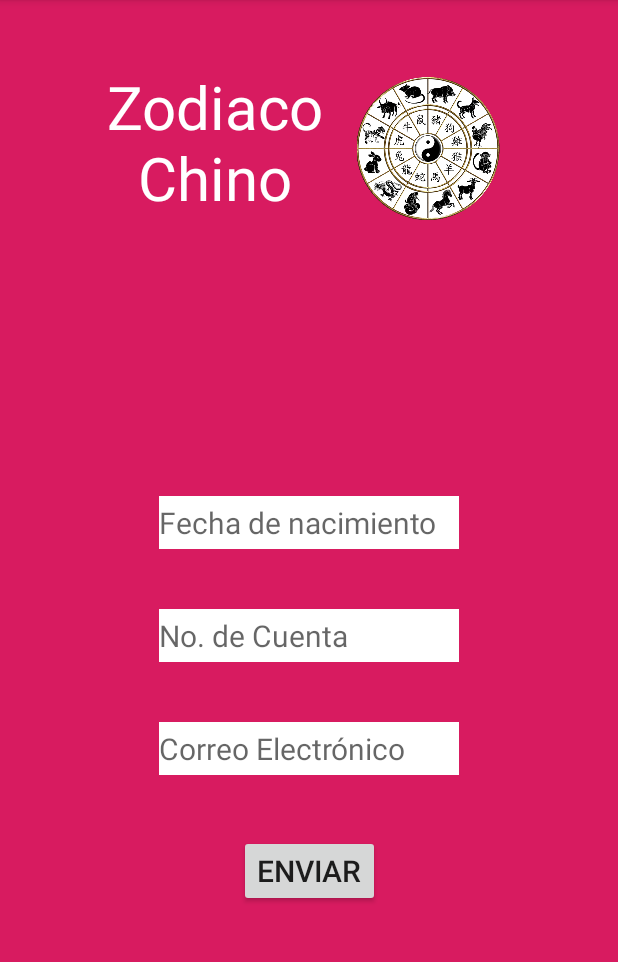
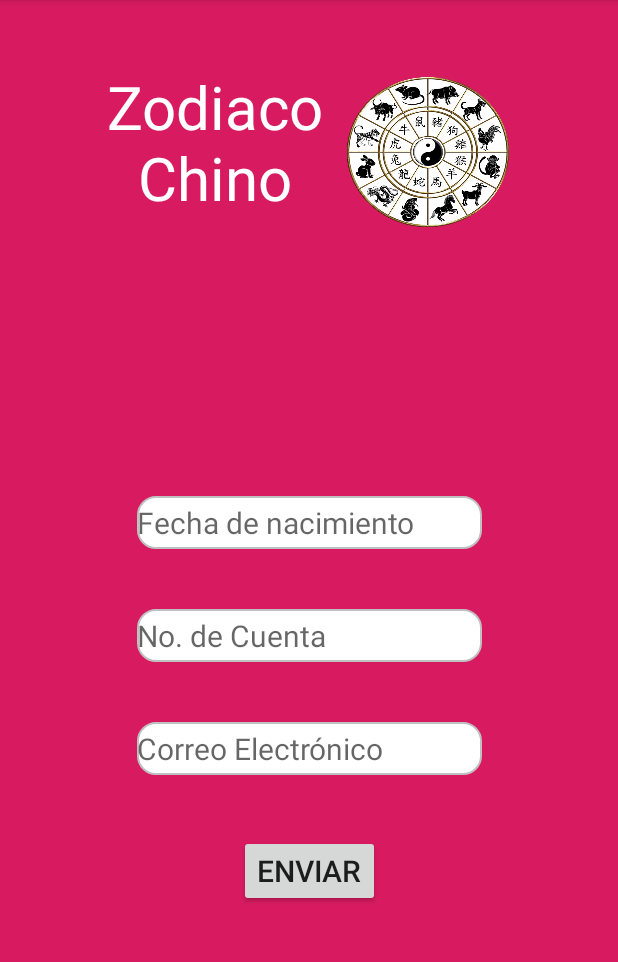
Before and after one commit to AlanPVG/Ej1_CZ_APVG, an Android app: the screen it shows after launch (MainActivity), on a phone screen of 412 x 824 dp, the part 84-1046 px from its top. Run offline under Robolectric (Android 15) with nearby library versions, the phone set to English and light mode, and no system bars.

Commit message:
Símbolo de signos zodiacales chinos adaptado como botón para disparar la activity de créditos.

```diff
--- a/app/src/main/AndroidManifest.xml
+++ b/app/src/main/AndroidManifest.xml
@@ -9,7 +9,11 @@
         android:roundIcon="@mipmap/ic_launcher_round"
         android:supportsRtl="true"
         android:theme="@style/AppTheme">
-        <activity android:name=".Activity2" android:parentActivityName=".MainActivity"></activity>
+        <activity android:name=".Activity3_Credits"
+            android:parentActivityName=".MainActivity"></activity>
+        <activity
+            android:name=".Activity2"
+            android:parentActivityName=".MainActivity" />
         <activity android:name=".MainActivity">
             <intent-filter>
                 <action android:name="android.intent.action.MAIN" />
--- a/app/src/main/java/com/example/ej1_chinesezodiac_apvg/MainActivity.java
+++ b/app/src/main/java/com/example/ej1_chinesezodiac_apvg/MainActivity.java
@@ -24,7 +24,7 @@ public class MainActivity extends AppCompatActivity {
     public static final String  EXTRA_REMAINDER = "com.example.ej1_chinesezodiac_apvg.EXTRA_REMAINDER";
     public static final String  EXTRA_YEAR_BIRTH = "com.example.ej1_chinesezodiac_apvg.EXTRA_YEAR_BIRTH";
     EditText Nombre,Fecha_Nacimiento,No_Cuenta,Correo;
-    Button btnCheck;
+    Button btnCheck,btnCredits;
     int diffYears = 0;
     int remainder = 0;
     int yearOfBirth = 0;
@@ -39,6 +39,7 @@ public class MainActivity extends AppCompatActivity {
         No_Cuenta = findViewById(R.id.No_Cuenta);
         Correo = findViewById(R.id.Correo);
         btnCheck = findViewById(R.id.btnCheck);
+        btnCredits = findViewById(R.id.creditsButton);
 
         btnCheck.setOnClickListener(new View.OnClickListener() {
             @Override
@@ -76,6 +77,13 @@ public class MainActivity extends AppCompatActivity {
                 }
             }
         });
+
+        btnCredits.setOnClickListener(new View.OnClickListener() {
+            @Override
+            public void onClick(View view) {
+                openActivity3();
+            }
+        });
     }
 
     private int getDiffYears(Date first, Date last){
@@ -106,4 +114,9 @@ public class MainActivity extends AppCompatActivity {
         intent.putExtra(EXTRA_YEAR_BIRTH, auxYear);
         startActivity(intent);
     }
+
+    public void openActivity3(){
+        Intent intent = new Intent(this, Activity3_Credits.class);
+        startActivity(intent);
+    }
 }
--- /dev/null
+++ b/app/src/main/res/drawable/edit_text_border.xml
@@ -0,0 +1,12 @@
+<?xml version="1.0" encoding="utf-8"?>
+<shape xmlns:android="http://schemas.android.com/apk/res/android">
+    <solid android:color="#ffffff" />
+    <stroke
+        android:width="1dip"
+        android:color="#C0C0C0" />
+    <corners
+        android:bottomLeftRadius="12dp"
+        android:bottomRightRadius="12dp"
+        android:topLeftRadius="12dp"
+        android:topRightRadius="12dp"></corners>
+</shape>
--- a/app/src/main/res/layout/activity_main.xml
+++ b/app/src/main/res/layout/activity_main.xml
@@ -28,16 +28,16 @@
 
     <EditText
         android:id="@+id/Nombre"
-        android:layout_width="200dp"
+        android:layout_width="230dp"
         android:layout_height="wrap_content"
         android:layout_marginTop="200dp"
         android:layout_marginBottom="500dp"
-        android:background="@android:color/background_light"
         android:hint="@string/hint_name"
         android:ems="10"
         android:inputType="text"
         android:maxLength="15"
         android:textSize="25sp"
+        android:background="@drawable/edit_text_border"
         app:layout_constraintBottom_toBottomOf="parent"
         app:layout_constraintEnd_toEndOf="parent"
         app:layout_constraintStart_toStartOf="parent"
@@ -46,16 +46,16 @@
     <!-- Caja de texto - Fecha de nacimiento -->
     <EditText
         android:id="@+id/Fecha_Nacimiento"
-        android:layout_width="200dp"
+        android:layout_width="230dp"
         android:layout_height="35dp"
         android:layout_marginTop="40dp"
         android:layout_marginBottom="500dp"
-        android:background="@android:color/background_light"
         android:hint="@string/hint_fecha_nac"
         android:ems="10"
         android:inputType="date"
         android:maxLength="10"
         android:textSize="20sp"
+        android:background="@drawable/edit_text_border"
         app:layout_constraintTop_toBottomOf="@+id/Nombre"
         app:layout_constraintEnd_toEndOf="parent"
         app:layout_constraintStart_toStartOf="parent"/>
@@ -64,16 +64,16 @@
     <!-- Caja de texto - Número de Cuenta -->
     <EditText
         android:id="@+id/No_Cuenta"
-        android:layout_width="200dp"
+        android:layout_width="230dp"
         android:layout_height="35dp"
         android:layout_marginTop="40dp"
         android:layout_marginBottom="500dp"
-        android:background="@android:color/background_light"
         android:hint="@string/hint_no_cuenta"
         android:ems="10"
         android:inputType="number"
         android:maxLength="10"
         android:textSize="20sp"
+        android:background="@drawable/edit_text_border"
         app:layout_constraintTop_toBottomOf="@+id/Fecha_Nacimiento"
         app:layout_constraintEnd_toEndOf="parent"
         app:layout_constraintStart_toStartOf="parent"/>
@@ -81,16 +81,16 @@
     <!-- Caja de texto - Correo Electrónico -->
     <EditText
         android:id="@+id/Correo"
-        android:layout_width="200dp"
+        android:layout_width="230dp"
         android:layout_height="35dp"
         android:layout_marginTop="40dp"
         android:layout_marginBottom="500dp"
-        android:background="@android:color/background_light"
         android:hint="@string/hint_correo"
         android:ems="10"
         android:inputType="text"
         android:maxLength="35"
         android:textSize="20sp"
+        android:background="@drawable/edit_text_border"
         app:layout_constraintTop_toBottomOf="@+id/No_Cuenta"
         app:layout_constraintEnd_toEndOf="parent"
         app:layout_constraintStart_toStartOf="parent"/>
@@ -108,15 +108,17 @@
         app:layout_constraintStart_toStartOf="parent"/>
 
 
-    <ImageView
-        android:id="@+id/fullZodiac"
+    <Button
+        android:id="@+id/creditsButton"
         android:layout_width="108dp"
-        android:layout_height="95dp"
+        android:layout_height="100dp"
         android:layout_marginTop="10dp"
-        android:src="@drawable/horoscopo"
+        android:background="@drawable/horoscopo"
         app:layout_constraintBottom_toBottomOf="@id/Zodiac"
         app:layout_constraintStart_toEndOf="@id/Zodiac"
         app:layout_constraintTop_toTopOf="@id/Zodiac"
-        app:layout_constraintVertical_bias="0.0" />
+        app:layout_constraintVertical_bias="0.0"
+        />
+
 
 </androidx.constraintlayout.widget.ConstraintLayout>
```
Also changed, not shown: app/src/main/java/com/example/ej1_chinesezodiac_apvg/Activity3_Credits.java (added, +14 -0 lines), app/src/main/res/layout/activity_activity3__credits.xml (added, +9 -0 lines).
